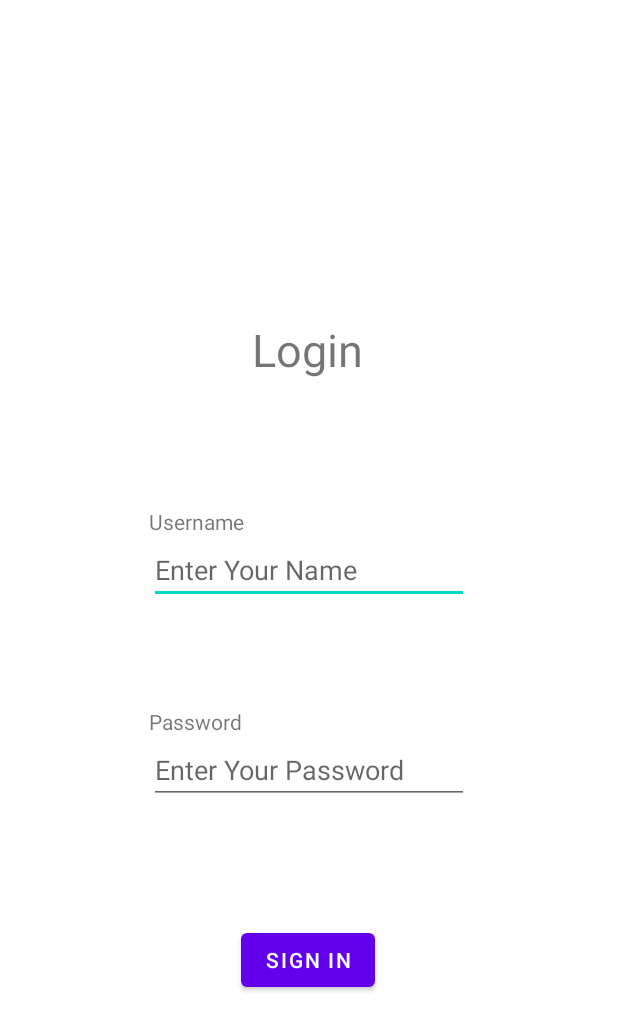
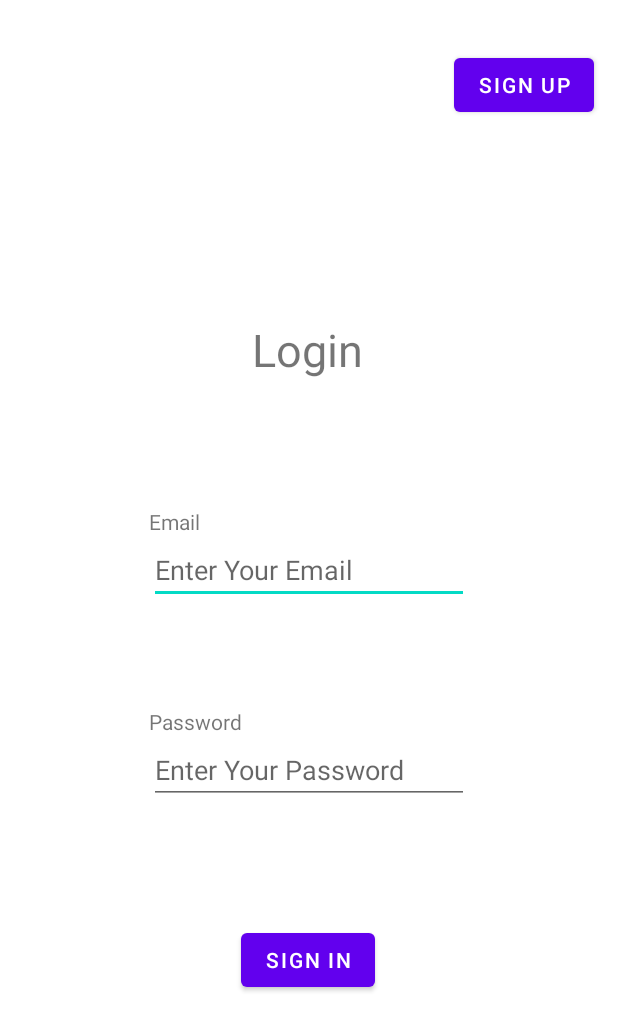
Before and after one commit to chixwei/Financial-Management, an Android app: the screen it shows after launch (Login), after a tap on "SKIP", on a phone screen of 412 x 824 dp. Shown: the top 1031 px of the screen. Run offline under Robolectric (Android 15) with nearby library versions, the phone set to English and light mode, and no system bars; our stand-ins replace Firebase (no records; nobody signed in at launch, a user with empty details on screens opened directly).

Commit message:
login and sign up
can login and sign up

```diff
--- a/app/src/main/java/com/example/financialmanagement/Login.java
+++ b/app/src/main/java/com/example/financialmanagement/Login.java
@@ -1,14 +1,89 @@
 package com.example.financialmanagement;
 
+import androidx.annotation.NonNull;
 import androidx.appcompat.app.AppCompatActivity;
 
+import android.content.Intent;
 import android.os.Bundle;
+import android.view.View;
+import android.widget.Button;
+import android.widget.EditText;
+import android.widget.Toast;
+
+import com.google.android.gms.tasks.OnFailureListener;
+import com.google.android.gms.tasks.OnSuccessListener;
+import com.google.firebase.auth.AuthResult;
+import com.google.firebase.auth.FirebaseAuth;
 
 public class Login extends AppCompatActivity {
+
+    Button signup_button, loginButton;
+    EditText loginEmail, loginPassword;
+    FirebaseAuth firebaseAuth;
 
     @Override
     protected void onCreate(Bundle savedInstanceState) {
         super.onCreate(savedInstanceState);
         setContentView(R.layout.activity_login);
+
+        firebaseAuth = FirebaseAuth.getInstance();
+
+        //assign variable
+        loginEmail = findViewById(R.id.loginEmail);
+        loginPassword = findViewById(R.id.loginPassword);
+
+        //login Button
+        loginButton = findViewById(R.id.loginButton);
+        loginButton.setOnClickListener(new View.OnClickListener() {
+            @Override
+            public void onClick(View v) {
+
+                if(loginEmail.getText().toString().isEmpty()) {
+                    loginEmail.setError("Please Enter Your Email");
+                    return;
+                }
+
+                if(loginPassword.getText().toString().isEmpty()) {
+                    loginPassword.setError("Please Enter Your Password");
+                    return;
+                }
+
+                //login user
+                firebaseAuth.signInWithEmailAndPassword(loginEmail.getText().toString(), loginPassword.getText().toString()).addOnSuccessListener(new OnSuccessListener<AuthResult>() {
+                    @Override
+                    public void onSuccess(AuthResult authResult) {
+                        startActivity(new Intent(getApplicationContext(), MainActivity.class));
+                        finish();
+
+                    }
+                }).addOnFailureListener(new OnFailureListener() {
+                    @Override
+                    public void onFailure(@NonNull Exception e) {
+                        Toast.makeText(Login.this, e.getMessage(), Toast.LENGTH_SHORT).show();
+                    }
+                });
+            }
+        });
+
+
+        //go to sign up button
+        signup_button = findViewById(R.id.signupPage);
+        signup_button.setOnClickListener(new View.OnClickListener() {
+            @Override
+            public void onClick(View v) {
+                Intent intent= new Intent(Login.this, SignUp.class);
+                startActivity(intent);
+            }
+        });
+    }
+
+    //If login before no need to login again
+    @Override
+    protected void onStart() {
+        super.onStart();
+        if(FirebaseAuth.getInstance().getCurrentUser() != null) {
+            startActivity(new Intent(getApplicationContext(), MainActivity.class));
+            finish();
+        }
     }
 }
--- a/app/src/main/res/layout/activity_login.xml
+++ b/app/src/main/res/layout/activity_login.xml
@@ -12,7 +12,7 @@
         android:layout_marginBottom="104dp"
         android:text="Login"
         android:textSize="30sp"
-        app:layout_constraintBottom_toTopOf="@+id/editUname"
+        app:layout_constraintBottom_toTopOf="@+id/loginEmail"
         app:layout_constraintEnd_toEndOf="parent"
         app:layout_constraintHorizontal_bias="0.498"
         app:layout_constraintStart_toStartOf="parent"
@@ -20,22 +20,22 @@
         app:layout_constraintVertical_bias="1.0" />
 
     <TextView
-        android:id="@+id/viewUname"
+        android:id="@+id/viewEmail"
         android:layout_width="wrap_content"
         android:layout_height="wrap_content"
-        android:text="@string/uname"
-        app:layout_constraintBottom_toTopOf="@+id/editUname"
-        app:layout_constraintStart_toStartOf="@+id/editUname" />
+        android:text="@string/email"
+        app:layout_constraintBottom_toTopOf="@+id/loginEmail"
+        app:layout_constraintStart_toStartOf="@+id/loginEmail" />
 
     <EditText
-        android:id="@+id/editUname"
+        android:id="@+id/loginEmail"
         android:layout_width="wrap_content"
         android:layout_height="wrap_content"
         android:layout_marginBottom="88dp"
         android:ems="10"
         android:inputType="textPersonName"
-        android:hint="@string/enterName"
-        app:layout_constraintBottom_toTopOf="@+id/editPassword"
+        android:hint="@string/enterEmail"
+        app:layout_constraintBottom_toTopOf="@+id/loginPassword"
         app:layout_constraintEnd_toEndOf="parent"
         app:layout_constraintStart_toStartOf="parent" />
 
@@ -44,11 +44,11 @@
         android:layout_width="wrap_content"
         android:layout_height="wrap_content"
         android:text="@string/pswd"
-        app:layout_constraintBottom_toTopOf="@+id/editPassword"
-        app:layout_constraintStart_toStartOf="@+id/editPassword" />
+        app:layout_constraintBottom_toTopOf="@+id/loginPassword"
+        app:layout_constraintStart_toStartOf="@+id/loginPassword" />
 
     <EditText
-        android:id="@+id/editPassword"
+        android:id="@+id/loginPassword"
         android:layout_width="wrap_content"
         android:layout_height="wrap_content"
         android:layout_marginBottom="80dp"
@@ -70,4 +70,16 @@
         app:layout_constraintHorizontal_bias="0.498"
         app:layout_constraintStart_toStartOf="parent" />
 
+    <Button
+        android:id="@+id/signupPage"
+        android:layout_width="wrap_content"
+        android:layout_height="wrap_content"
+        android:text="Sign Up"
+        app:layout_constraintBottom_toBottomOf="parent"
+        app:layout_constraintEnd_toEndOf="parent"
+        app:layout_constraintHorizontal_bias="0.95"
+        app:layout_constraintStart_toStartOf="parent"
+        app:layout_constraintTop_toTopOf="parent"
+        app:layout_constraintVertical_bias="0.042" />
+
 </androidx.constraintlayout.widget.ConstraintLayout>
```
Also changed, not shown: app/src/main/java/com/example/financialmanagement/SignUp.java (+105 -0 lines), app/src/main/res/layout/activity_signup.xml (+18 -5 lines), app/src/main/res/drawable-hdpi/ic_back.png (added), app/src/main/res/drawable-mdpi/ic_back.png (added), app/src/main/res/drawable-xhdpi/ic_back.png (added), app/src/main/res/drawable-xxhdpi/ic_back.png (added), app/src/main/res/drawable-xxxhdpi/ic_back.png (added).
